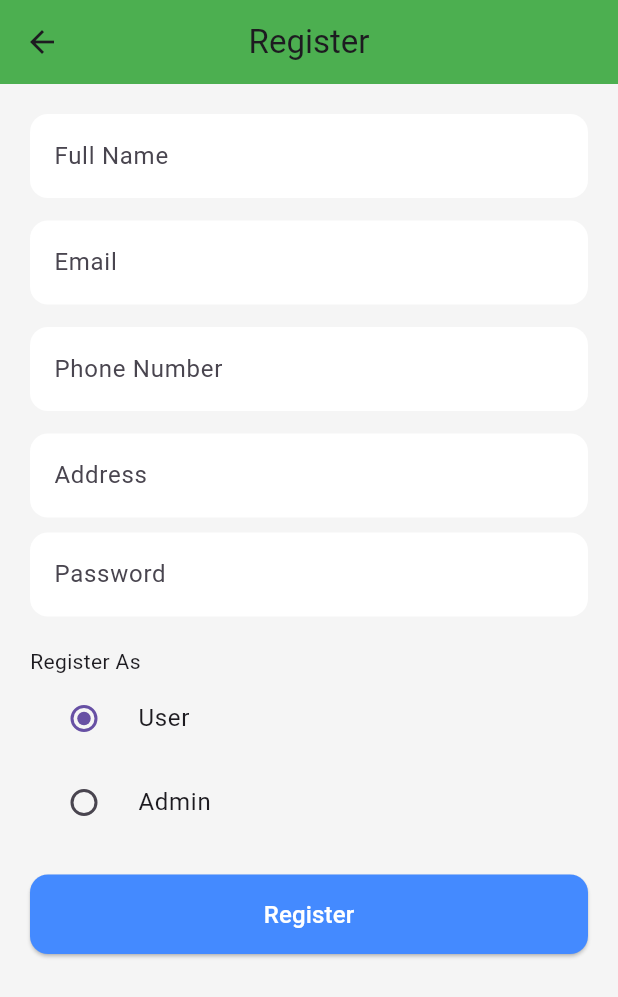
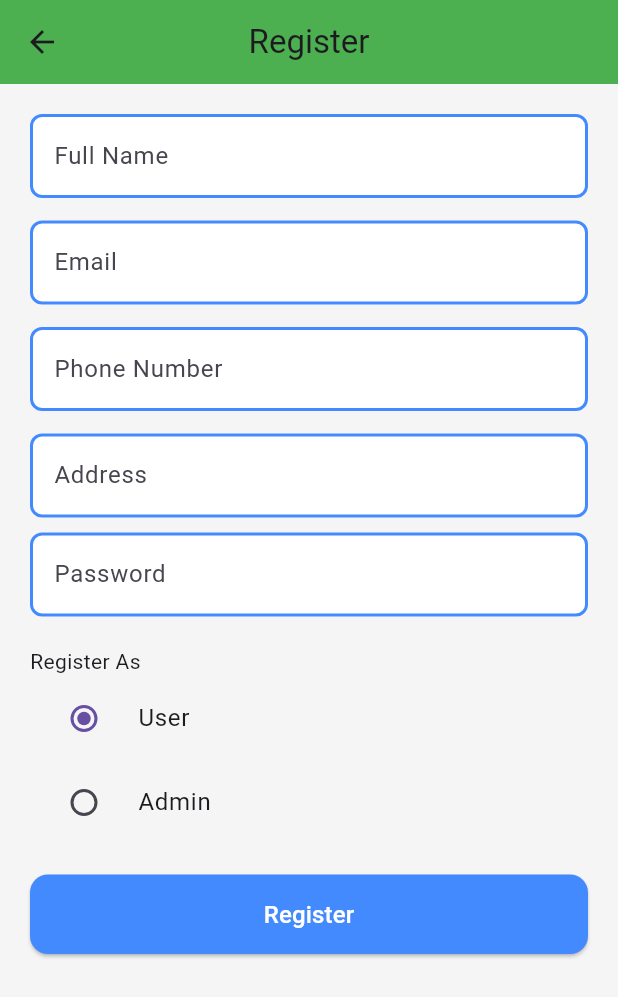
Before and after one commit to madhusudanbhandari/ktm-pbs, a Flutter app: the screen it shows after launch, after a tap on "Register", on a phone screen of 412 x 824 dp. Shown: the top 997 px of the screen. Run offline on Flutter 3.47's test engine with Material 3 defaults, Android fonts, the phone set to English and light mode, and no system bars; network calls fail.

```diff
--- a/flutter_application_1/lib/screens/auth/login_screen.dart
+++ b/flutter_application_1/lib/screens/auth/login_screen.dart
@@ -65,15 +65,15 @@ class _LoginScreenState extends State<LoginScreen> {
               hint: "Password",
               isPassword: true,
             ),
-            Row(
-              children: [
-                Checkbox(
-                  value: isAdmin,
-                  onChanged: (v) => setState(() => isAdmin = v!),
-                ),
-                const Text("Login as Admin"),
-              ],
-            ),
+            // Row(
+            //   children: [
+            //     Checkbox(
+            //       value: isAdmin,
+            //       onChanged: (v) => setState(() => isAdmin = v!),
+            //     ),
+            //     const Text("Login as Admin"),
+            //   ],
+            // ),
             const SizedBox(height: 20),
             CustomButton(text: "Login", onPressed: login),
             const SizedBox(height: 20),
--- a/flutter_application_1/lib/widgets/custom_textfield.dart
+++ b/flutter_application_1/lib/widgets/custom_textfield.dart
@@ -17,7 +17,17 @@ class CustomTextField extends StatelessWidget {
     return TextField(
       controller: controller,
       obscureText: isPassword,
-      decoration: InputDecoration(hintText: hint),
+      decoration: InputDecoration(
+        hintText: hint,
+        enabledBorder: OutlineInputBorder(
+          borderRadius: BorderRadius.circular(8.0),
+          borderSide: BorderSide(color: Colors.blueAccent, width: 2.0),
+        ),
+        focusedBorder: OutlineInputBorder(
+          borderRadius: BorderRadius.circular(8.0),
+          borderSide: BorderSide(color: Colors.blueAccent, width: 2.0),
+        ),
+      ),
     );
   }
 }
```
